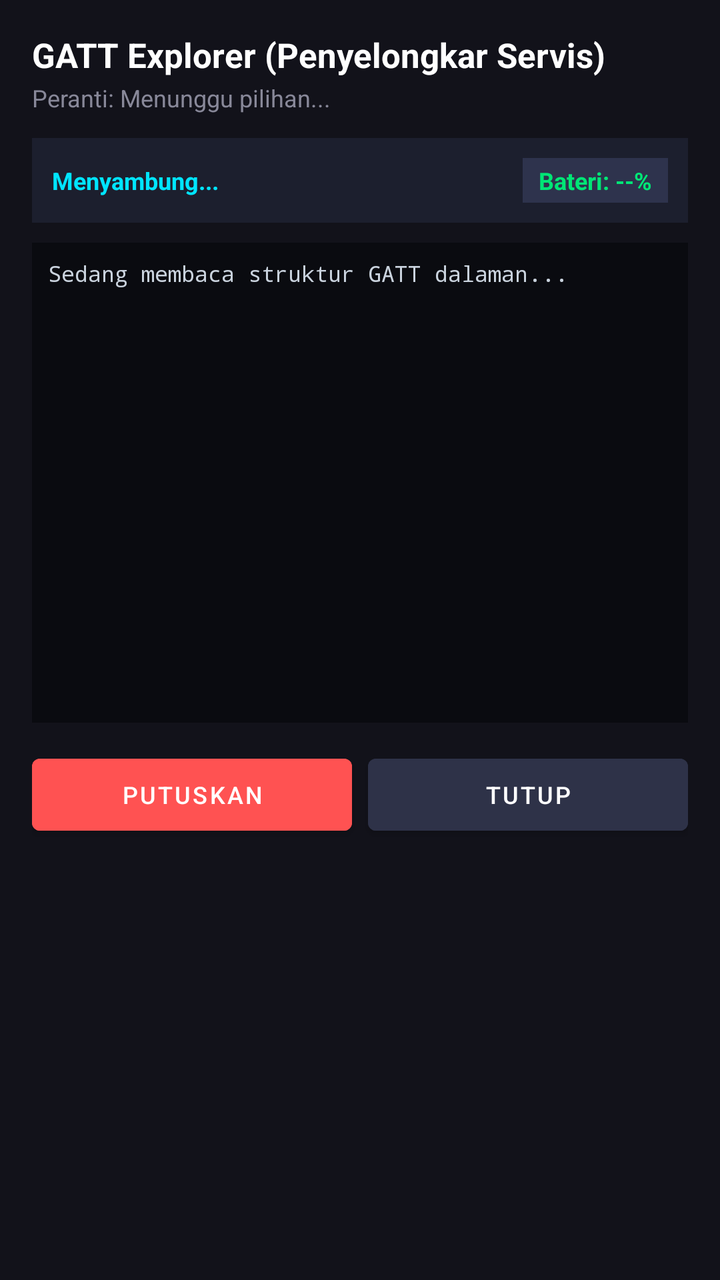
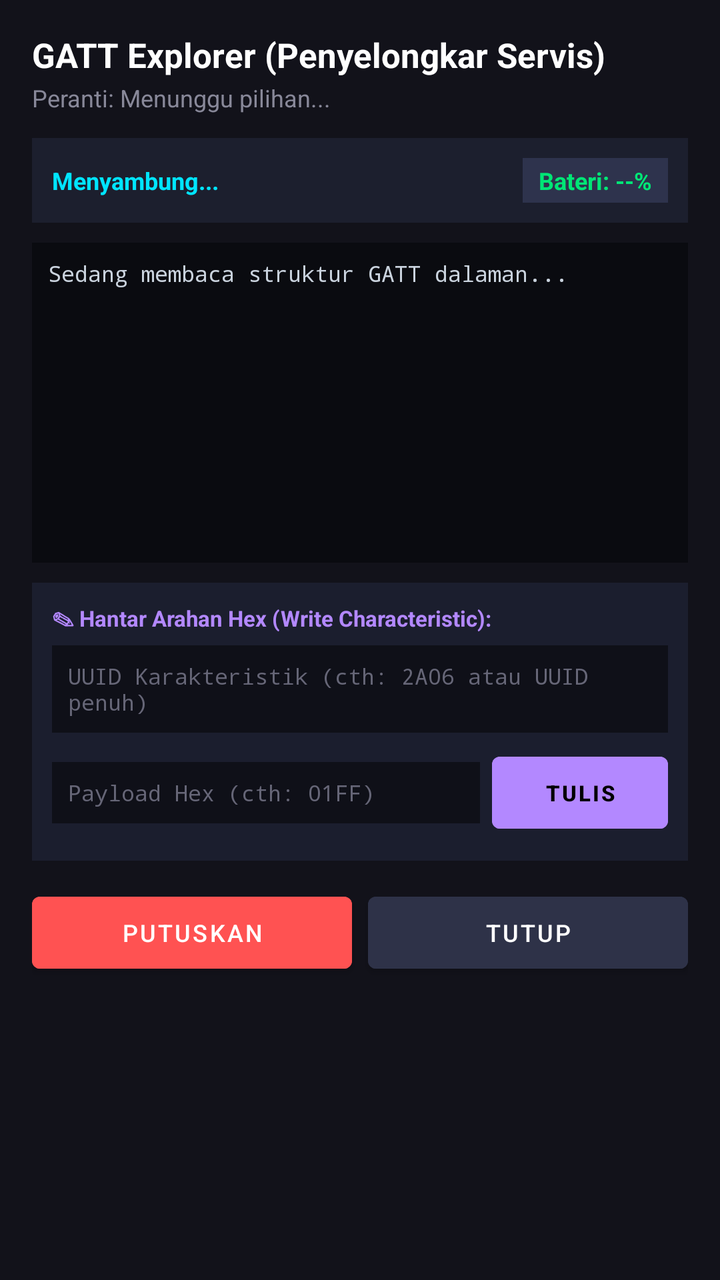

Screens rendered from an Android XML layout before and after an edit, with the pre-edit source and the edit as a unified diff.
<!-- AndroidManifest.xml: application theme Theme.MaterialComponents.DayNight.NoActionBar -->
<!-- res/layout/dialog_gatt_explorer.xml -->
<?xml version="1.0" encoding="utf-8"?>
<LinearLayout xmlns:android="http://schemas.android.com/apk/res/android"
    android:layout_width="match_parent"
    android:layout_height="wrap_content"
    android:orientation="vertical"
    android:background="#12121A"
    android:padding="16dp">

    
    <TextView
        android:id="@+id/tvGattTitle"
        android:layout_width="wrap_content"
        android:layout_height="wrap_content"
        android:text="GATT Explorer (Penyelongkar Servis)"
        android:textColor="#FFFFFF"
        android:textSize="17sp"
        android:textStyle="bold"
        android:layout_marginBottom="2dp" />

    <TextView
        android:id="@+id/tvGattTargetInfo"
        android:layout_width="wrap_content"
        android:layout_height="wrap_content"
        android:text="Peranti: Menunggu pilihan..."
        android:textColor="#888899"
        android:textSize="12sp"
        android:layout_marginBottom="12dp" />

    
    <LinearLayout
        android:layout_width="match_parent"
        android:layout_height="wrap_content"
        android:orientation="horizontal"
        android:gravity="center_vertical"
        android:background="#1C1F2E"
        android:padding="10dp"
        android:layout_marginBottom="10dp">

        <TextView
            android:id="@+id/tvGattStatus"
            android:layout_width="0dp"
            android:layout_height="wrap_content"
            android:layout_weight="1"
            android:text="Menyambung..."
            android:textColor="#00E5FF"
            android:textSize="12sp"
            android:textStyle="bold" />

        <TextView
            android:id="@+id/tvBatteryBadge"
            android:layout_width="wrap_content"
            android:layout_height="wrap_content"
            android:background="#2E334D"
            android:textColor="#00E676"
            android:textSize="12sp"
            android:textStyle="bold"
            android:paddingStart="8dp"
            android:paddingEnd="8dp"
            android:paddingTop="3dp"
            android:paddingBottom="3dp"
            android:text="Bateri: --%" />
    </LinearLayout>

    
    <ScrollView
        android:layout_width="match_parent"
        android:layout_height="240dp"
        android:background="#0A0B10"
        android:padding="8dp"
        android:layout_marginBottom="12dp">

        <TextView
            android:id="@+id/tvGattServicesTree"
            android:layout_width="match_parent"
            android:layout_height="wrap_content"
            android:textColor="#CAD3DE"
            android:textSize="11sp"
            android:fontFamily="monospace"
            android:lineSpacingExtra="3dp"
            android:text="Sedang membaca struktur GATT dalaman..." />
    </ScrollView>

    
    <LinearLayout
        android:layout_width="match_parent"
        android:layout_height="wrap_content"
        android:orientation="horizontal"
        android:weightSum="2">

        <Button
            android:id="@+id/btnGattDisconnect"
            android:layout_width="0dp"
            android:layout_height="wrap_content"
            android:layout_weight="1"
            android:text="Putuskan"
            android:backgroundTint="#FF5252"
            android:textColor="#FFFFFF"
            android:textSize="12sp"
            android:layout_marginEnd="4dp" />

        <Button
            android:id="@+id/btnGattClose"
            android:layout_width="0dp"
            android:layout_height="wrap_content"
            android:layout_weight="1"
            android:text="Tutup"
            android:backgroundTint="#2E3248"
            android:textColor="#FFFFFF"
            android:textSize="12sp"
            android:layout_marginStart="4dp" />
    </LinearLayout>

</LinearLayout>
<!-- resources referenced by this layout -->
<resources>

</resources>

<!-- the commit's change to res/layout/dialog_gatt_explorer.xml (unified diff, before → after) -->
@@ -64,10 +64,10 @@
     
     <ScrollView
         android:layout_width="match_parent"
-        android:layout_height="240dp"
+        android:layout_height="160dp"
         android:background="#0A0B10"
         android:padding="8dp"
-        android:layout_marginBottom="12dp">
+        android:layout_marginBottom="10dp">
 
         <TextView
             android:id="@+id/tvGattServicesTree"
@@ -79,6 +79,69 @@
             android:lineSpacingExtra="3dp"
             android:text="Sedang membaca struktur GATT dalaman..." />
     </ScrollView>
+
+    
+    <LinearLayout
+        android:layout_width="match_parent"
+        android:layout_height="wrap_content"
+        android:orientation="vertical"
+        android:background="#1B1E2E"
+        android:padding="10dp"
+        android:layout_marginBottom="12dp">
+
+        <TextView
+            android:layout_width="wrap_content"
+            android:layout_height="wrap_content"
+            android:text="✎ Hantar Arahan Hex (Write Characteristic):"
+            android:textColor="#B388FF"
+            android:textSize="11sp"
+            android:textStyle="bold"
+            android:layout_marginBottom="6dp" />
+
+        <EditText
+            android:id="@+id/etWriteCharUuid"
+            android:layout_width="match_parent"
+            android:layout_height="wrap_content"
+            android:hint="UUID Karakteristik (cth: 2A06 atau UUID penuh)"
+            android:textColorHint="#666677"
+            android:textColor="#FFFFFF"
+            android:textSize="11sp"
+            android:fontFamily="monospace"
+            android:background="#0F1018"
+            android:padding="8dp"
+            android:layout_marginBottom="6dp" />
+
+        <LinearLayout
+            android:layout_width="match_parent"
+            android:layout_height="wrap_content"
+            android:orientation="horizontal">
+
+            <EditText
+                android:id="@+id/etWriteHexValue"
+                android:layout_width="0dp"
+                android:layout_height="wrap_content"
+                android:layout_weight="1"
+                android:hint="Payload Hex (cth: 01FF)"
+                android:textColorHint="#666677"
+                android:textColor="#00E5FF"
+                android:textSize="11sp"
+                android:fontFamily="monospace"
+                android:background="#0F1018"
+                android:padding="8dp"
+                android:inputType="textCapCharacters" />
+
+            <Button
+                android:id="@+id/btnSendHex"
+                android:layout_width="wrap_content"
+                android:layout_height="wrap_content"
+                android:text="Tulis"
+                android:backgroundTint="#B388FF"
+                android:textColor="#000000"
+                android:textStyle="bold"
+                android:textSize="11sp"
+                android:layout_marginStart="6dp" />
+        </LinearLayout>
+    </LinearLayout>
 
     
     <LinearLayout
